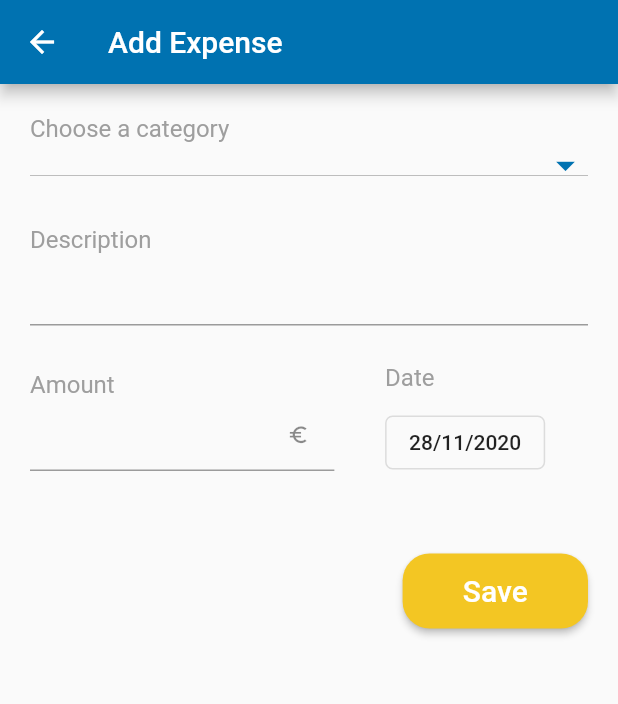
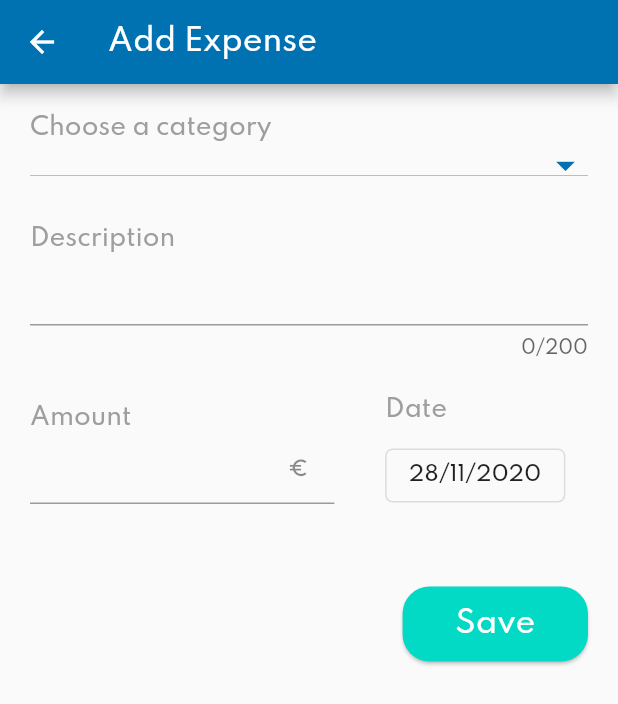
Before and after one commit to ElinaMaleksa/wisebu, a Flutter app: the DetailsScreen screen opened directly with empty values, after a tap on "Add expense", on a phone screen of 412 x 824 dp. Shown: the top 704 px of the screen. Run offline on Flutter 3.47's test engine with Material 2 defaults, Android fonts, the phone set to English and light mode, and no system bars; our stand-ins replace flushbar, shared_preferences, sqflite; missing offline and left inert: clippy_flutter; accounts and stored records are empty.

Commit message:
Font family, date and txtFields update

```diff
--- a/lib/data/DatabaseHelper.dart
+++ b/lib/data/DatabaseHelper.dart
@@ -17,7 +17,7 @@
 final columnDescription = "description";
 
 void createDb(Database db, int version) {
-  if (version == 1) db.execute('''
+  db.execute('''
         CREATE TABLE $tableCategories(
         $columnId INTEGER NOT NULL PRIMARY KEY AUTOINCREMENT UNIQUE,
         $columnTitle TEXT NOT NULL,
--- a/lib/main.dart
+++ b/lib/main.dart
@@ -11,10 +11,15 @@
     return MaterialApp(
       title: 'WiseBu',
       theme: ThemeData(
+        fontFamily: "Spartan",
         primarySwatch: Colors.blue,
         primaryColor: Color(0xFF0072B1),
         accentColor: Color(0xFFF3C623),
         visualDensity: VisualDensity.adaptivePlatformDensity,
+        // color for date picker same as primaryColor
+        colorScheme: ColorScheme.light(
+          primary: Color(0xFF0072B1),
+        ),
       ),
       home: SplashScreen(),
     );
--- a/lib/screens/OneRecordScreen.dart
+++ b/lib/screens/OneRecordScreen.dart
@@ -7,7 +7,8 @@
 import 'package:wisebu/widgets/Widgets.dart';
 
 class OneRecordScreen extends StatefulWidget {
-  final bool isNewExpense;
+  final bool isNewExpenseCategory;
+  final String date;
 
   // pass if is not new expense and dropdown with all categories should be shown
   final List<Category> expenseList;
@@ -17,7 +18,8 @@
   final Category category;
 
   OneRecordScreen({
-    @required this.isNewExpense,
+    @required this.isNewExpenseCategory,
+    this.date,
     this.expenseList,
     this.expenseCategoryTitle,
     this.category,
@@ -38,7 +40,7 @@
 
   @override
   void initState() {
-    if (!widget.isNewExpense && widget.category == null) {
+    if (!widget.isNewExpenseCategory && widget.category == null) {
       dropdownValue = widget.expenseCategoryTitle;
       widget.expenseList.forEach((item) {
         categoryTitles.add(item.title);
@@ -52,7 +54,8 @@
       amountController.text = category.amount.toString();
       dateTime = DateTime.parse(category.date);
     } else
-      dateTime = DateTime.now();
+      dateTime =
+          widget.date != null ? DateTime.parse(widget.date) : DateTime.now();
 
     super.initState();
   }
@@ -69,7 +72,7 @@
   Widget build(BuildContext context) {
     return Scaffold(
         appBar: AppBar(
-          title: Text(widget.isNewExpense
+          title: Text(widget.isNewExpenseCategory
               ? "Add Expense"
               : category == null
                   ? "Add Expense"
@@ -87,15 +90,19 @@
                 crossAxisAlignment: CrossAxisAlignment.start,
                 children: [
                   titleText(
-                      title: !widget.isNewExpense && category == null
+                      title: !widget.isNewExpenseCategory && category == null
                           ? "Choose a category"
                           : "Category title"),
-                  if (widget.isNewExpense || category != null)
+                  if (widget.isNewExpenseCategory || category != null)
                     TextField(
                       controller: titleController,
                       keyboardType: TextInputType.text,
+                      textCapitalization: TextCapitalization.sentences,
+                      maxLines: null,
+                      autocorrect: false,
+                      maxLength: 30,
                     ),
-                  if (!widget.isNewExpense && category == null)
+                  if (!widget.isNewExpenseCategory && category == null)
                     DropdownButton<String>(
                       value: dropdownValue,
                       icon: Icon(
@@ -124,8 +131,12 @@
                     children: [
                       titleText(title: "Description"),
                       TextField(
+                        textCapitalization: TextCapitalization.sentences,
                         controller: descriptionController,
                         keyboardType: TextInputType.text,
+                        autocorrect: false,
+                        maxLines: null,
+                        maxLength: 200,
                       )
                     ],
                   ),
@@ -164,7 +175,9 @@
                             SizedBox(
                               height: 10,
                             ),
-                            datePicker(),
+                            datePicker(
+                              context: context,
+                            ),
                           ],
                         ),
                       ),
@@ -185,7 +198,7 @@
                                       Theme.of(context).accentColor);
                             else {
                               Category category = Category(
-                                title: widget.isNewExpense
+                                title: widget.isNewExpenseCategory
                                     ? titleController.text ?? "Expense"
                                     : dropdownValue,
                                 type: expenseType,
@@ -240,30 +253,43 @@
     );
   }
 
-  Widget datePicker() {
+  Widget datePicker({@required BuildContext context}) {
+    DateTime lastDate = DateTime.now().add(Duration(days: 365));
+    DateTime firstDate = DateTime.now().subtract(Duration(days: 365));
     return OutlineButton(
       onPressed: () {
         hideKeyboard(context);
+        if (dateTime.isAfter(firstDate) && dateTime.isBefore(lastDate))
           showDatePicker(
             context: context,
             initialDate: dateTime,
-                firstDate: DateTime.now().subtract(Duration(days: 365 * 5)),
-                lastDate: DateTime.now())
-            .then((pickedDate) {
-          if (pickedDate != null) {
+            firstDate: firstDate,
+            lastDate: lastDate,
+          ).then((pickedDate) {
+            if (pickedDate != null &&
+                pickedDate.isAfter(firstDate) &&
+                pickedDate.isBefore(lastDate)) {
               setState(() {
                 dateTime = pickedDate;
               });
             }
           });
+        else
+          snackBar(
+            context: context,
+            infoMessage:
+                "Date exceeds more than a year and could not be edited, sorry",
+          );
       },
       shape: RoundedRectangleBorder(
         borderRadius: BorderRadius.circular(5.0),
       ),
+      child: FittedBox(
         child: Text(
           formattedDate(dateTime.toString()),
           textAlign: TextAlign.center,
         ),
+      ),
     );
   }
 }
--- a/lib/screens/OpenScreen.dart
+++ b/lib/screens/OpenScreen.dart
@@ -43,7 +43,7 @@
                     ))),
             Container(
               margin: EdgeInsets.only(
-                  bottom: MediaQuery.of(context).size.height * 0.05),
+                  bottom: MediaQuery.of(context).size.height * 0.08),
               child: yellowButton(
                   context: context,
                   isLarge: true,
--- a/lib/widgets/Widgets.dart
+++ b/lib/widgets/Widgets.dart
@@ -19,6 +19,7 @@
     height: 50,
     width: MediaQuery.of(context).size.width * (isLarge ? 0.7 : 0.3),
     child: RaisedButton(
+      elevation: 1,
       shape: RoundedRectangleBorder(
         borderRadius: BorderRadius.circular(18),
       ),
@@ -111,6 +112,8 @@
                   Padding(
                     padding: EdgeInsets.only(right: 15, top: 10),
                     child: TextField(
+                      autocorrect: false,
+                      textCapitalization: TextCapitalization.sentences,
                       controller: dialogTitleController,
                       decoration: InputDecoration(
                         hintText: hintText ?? "",
@@ -212,10 +215,20 @@
 Widget snackBar(
     {@required BuildContext context,
     @required String infoMessage,
-    @required Color backgroundColor}) {
+    Color backgroundColor}) {
   return Flushbar(
     message: infoMessage,
-    backgroundColor: backgroundColor,
+    backgroundColor: backgroundColor ?? Theme.of(context).primaryColor,
     duration: Duration(seconds: 3),
   )..show(context);
 }
+
+String amountTextShown({@required double amount}) {
+  // round a double with toStringAsFixed(2)
+  String value = amount.toStringAsFixed(2);
+  String lastChars = value.substring(value.length - 3, value.length);
+  if (lastChars == ".00")
+    return value.substring(0, value.length - 3);
+  else
+    return value;
+}
--- a/pubspec.yaml
+++ b/pubspec.yaml
@@ -28,3 +28,7 @@
   uses-material-design: true
   assets:
     - lib/images/
+  fonts:
+    - family: Spartan
+      fonts:
+        - asset: lib/fonts/Spartan.ttf
```
Also changed, not shown: lib/screens/DetailsScreen.dart (+4 -27 lines), lib/screens/MainScreen.dart (+34 -14 lines), lib/fonts/Spartan.ttf (added), 1 other file. Lines whose indentation alone changed are shown as unchanged.
